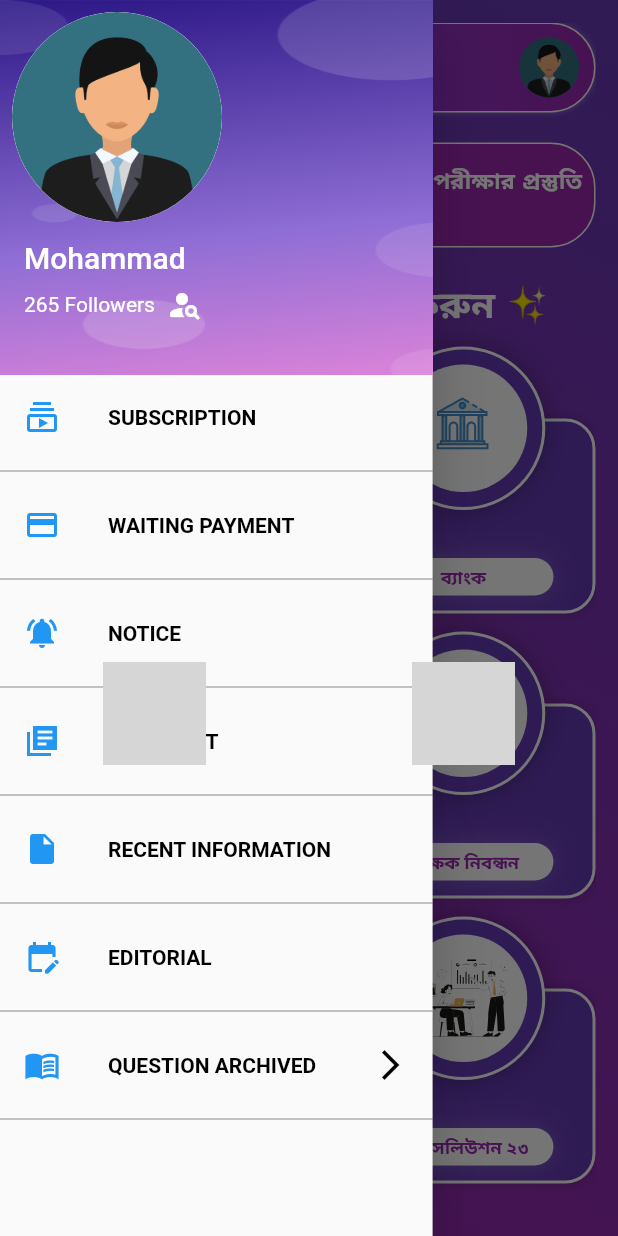
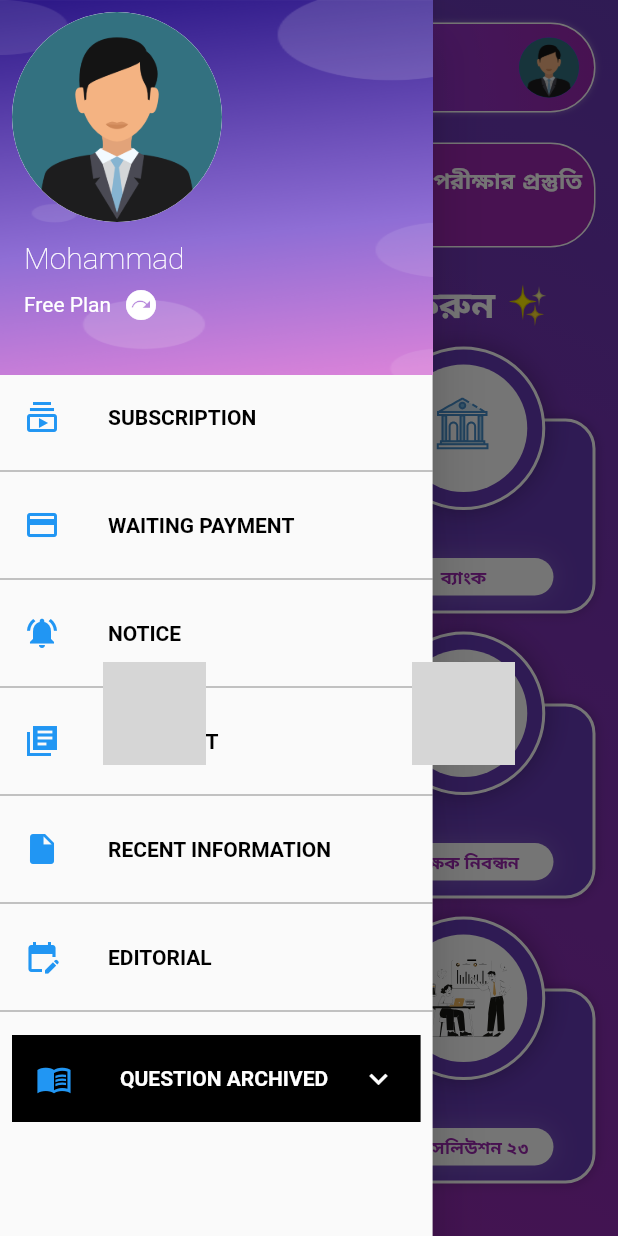
Before and after one commit to shahinurstak71/Amar-Job-Prostuti, a Flutter app: the screen it shows after launch, with the side drawer open, on a phone screen of 412 x 824 dp. Run offline on Flutter 3.47's test engine with Material 2 defaults, Android fonts, the phone set to English and light mode, and no system bars; our stand-ins replace lottie; missing offline and left inert: dart:js; grey boxes are pictures that could not be loaded.

```diff
--- a/lib/views/screens/home_screen.dart
+++ b/lib/views/screens/home_screen.dart
@@ -6,16 +6,22 @@ import 'package:lottie/lottie.dart';
 import '../../widgets/custom_app_bar.dart';
 
 class HomeScreen extends StatelessWidget {
+
+
+
   const HomeScreen({Key? key}) : super(key: key);
 
   @override
   Widget build(BuildContext context) {
+    int? select;
+
     final mediaSize = MediaQuery.of(context).size;
     final AppDetails data = AppDetails();
     final GlobalKey<ScaffoldState> _drawerKey = GlobalKey();
     return Scaffold(
       key: _drawerKey,
-      body: Container(
+      body: SingleChildScrollView(
+        child: Container(
           decoration: const BoxDecoration(
             gradient: LinearGradient(
               begin: Alignment.topRight,
@@ -193,7 +199,8 @@ class HomeScreen extends StatelessWidget {
             ),
           ),
         ),
-      drawer: Drawer(
+      ),
+      drawer:  Drawer(
         width: MediaQuery.of(context).size.width * 0.7,
         child: Column(
           children: [
@@ -226,13 +233,13 @@ class HomeScreen extends StatelessWidget {
                    ),
 
                    ListTile(
-                     title: Text("Mohammad",style: TextStyle(fontSize: 20,color: Colors.white)),
+                     title: Text("Mohammad",style: TextStyle(fontSize: 20,color: Colors.white,fontWeight: FontWeight.w200)),
                      subtitle: Row(
                        children: [
-                              Text("265 Followers",style:TextStyle(color: Colors.white) ),
+                              Text("Free Plan",style:TextStyle(color: Colors.white) ),
                                Padding(
                                  padding: const EdgeInsets.all(8.0),
-                                 child: Icon( Icons.person_search_rounded,color: Colors.white,),
+                                 child: Icon( Icons.next_plan,color: Colors.white,),
                                )
                        ],
                      ),
@@ -253,9 +260,11 @@ class HomeScreen extends StatelessWidget {
               shrinkWrap: true,
 
               children: [
-                ListTile(
+                GestureDetector(
+                  child: ListTile(
                     leading: Icon(Icons.subscriptions_outlined,color: Colors.blue),
                     title: Text("SUBSCRIPTION",style: TextStyle(color: Colors.black,fontWeight: FontWeight.bold)),
+                  ),
                 ),
                 Divider(
                   thickness: 1,
@@ -263,61 +272,140 @@ class HomeScreen extends StatelessWidget {
                 ),
 
 
-                ListTile(
+                 GestureDetector(
+                   child: ListTile(
                     leading: Icon(Icons.payment,color: Colors.blue),
                     title: Text("WAITING PAYMENT",style: TextStyle(color: Colors.black,fontWeight: FontWeight.bold)),
+                ),
                  ),
                 Divider(
                   thickness: 1,
                   color: Colors.black.withOpacity(0.3),
                 ),
 
-                ListTile(
+                 GestureDetector(
+                   child: ListTile(
                     leading: Icon(Icons.notifications_active,color: Colors.blue),
                     title: Text("NOTICE",style: TextStyle(color: Colors.black,fontWeight: FontWeight.bold)),
+                ),
                  ),
                 Divider(
                   thickness: 1,
                   color: Colors.black.withOpacity(0.3),
                 ),
 
-                ListTile(
+                 GestureDetector(
+                   child: ListTile(
                     leading: Icon(Icons.library_books_sharp,color: Colors.blue),
                     title: Text("MERIT LIST",style: TextStyle(color: Colors.black,fontWeight: FontWeight.bold)),
+                ),
                  ),
                 Divider(
                   thickness: 1,
                   color: Colors.black.withOpacity(0.3),
                 ),
 
-                ListTile(
+                 GestureDetector(
+                   child: ListTile(
                     leading: Icon(Icons.insert_drive_file,color: Colors.blue),
                     title: Text("RECENT INFORMATION",style: TextStyle(color: Colors.black,fontWeight: FontWeight.bold)),
+                ),
                  ),
                 Divider(
                   thickness: 1,
                   color: Colors.black.withOpacity(0.3),
                 ),
 
-                ListTile(
+                 GestureDetector(
+                   child: ListTile(
                     leading: Icon(Icons.edit_calendar,color: Colors.blue),
                     title: Text("EDITORIAL",style: TextStyle(color: Colors.black,fontWeight: FontWeight.bold)),
+                ),
                  ),
                 Divider(
                   thickness: 1,
                   color: Colors.black.withOpacity(0.3),
                 ),
 
-                ListTile(
+
+
+                Padding(
+                  padding: const EdgeInsets.all(8.0),
+                  child: ExpansionTile(
+
+                    backgroundColor: data.mainColor1,
+                    iconColor: Colors.red,
+                      collapsedIconColor: Colors.white,
+                      collapsedBackgroundColor: Colors.black,
                       leading: Icon(Icons.menu_book_sharp,color: Colors.blue),
-                  title: Text("QUESTION ARCHIVED",style: TextStyle(color: Colors.black,fontWeight: FontWeight.bold)),
-                trailing: Icon(Icons.arrow_forward_ios,color: Colors.black),
+                    title: Text("QUESTION ARCHIVED",style: TextStyle(color: Colors.white,fontWeight: FontWeight.bold)),
+
+                    children: [
+
+                      GestureDetector(
+                        onTap: (){
+
+                        },
+                        child: Padding(
+                          padding: const EdgeInsets.all(4.0),
+                          child: Text("BCS QUESTION",style: TextStyle(color: Colors.white)),
+                        ),
                       ),
                      Divider(
                        thickness: 1,
                        color: Colors.black.withOpacity(0.3),
                      ),
 
+
+                       GestureDetector(
+                         onTap: (){
+
+                         },
+                         child: Padding(
+                          padding: const EdgeInsets.all(4.0),
+                          child: Text("BANK QUESTION",style: TextStyle(color: Colors.white)),
+                      ),
+                       ),
+                     Divider(
+                       thickness: 1,
+                       color: Colors.black.withOpacity(0.3),
+                     ),
+
+
+                       GestureDetector(
+                         onTap: (){
+
+                         },
+                         child: Padding(
+                          padding: const EdgeInsets.all(4.0),
+                          child: Text("JOB SOLUTION QUESTION",style: TextStyle(color: Colors.white)),
+                      ),
+                       ),
+                     Divider(
+                       thickness: 1,
+                       color: Colors.black.withOpacity(0.3),
+                     ),
+
+                       GestureDetector(
+                         onTap: (){
+
+                         },
+                         child: Padding(
+                          padding: const EdgeInsets.all(4.0),
+                          child: Text("PRIMARY QUESTION",style: TextStyle(color: Colors.white)),
+                      ),
+                       ),
+                      Divider(
+                        thickness: 1,
+                        color: Colors.black.withOpacity(0.3),
+                      ),
+                   ],
+                  ),
+                ),
+
+
+
+                // new
               ],
             ),
 
```
Lines whose indentation alone changed are shown as unchanged.
